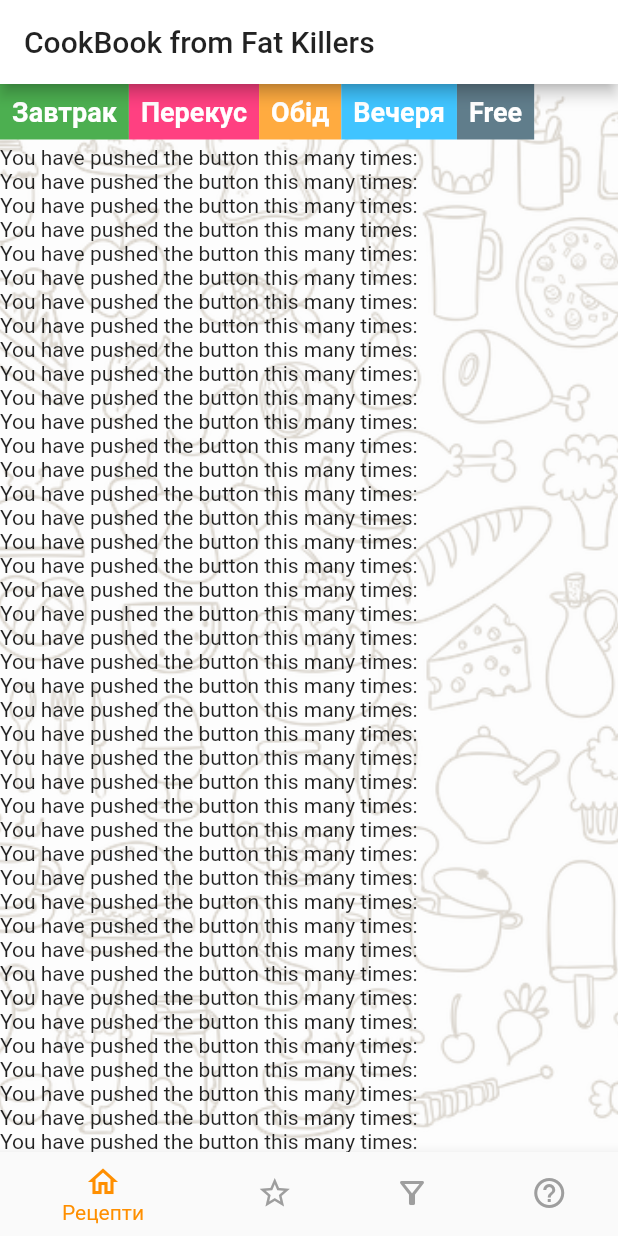
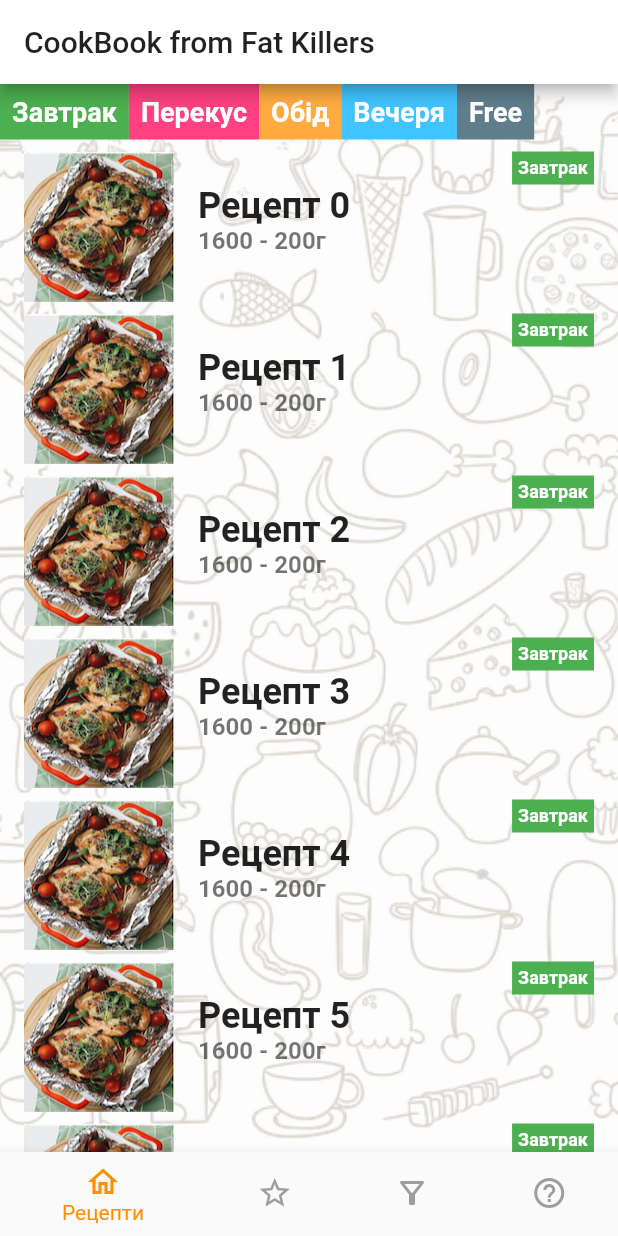
Before and after one commit to PelipetsOlga/CookBookFatKillers, a Flutter app: the screen it shows after launch, on a phone screen of 412 x 824 dp. Run offline on Flutter 3.47's test engine with Material 2 defaults, Android fonts, the phone set to English and light mode, and no system bars.

Commit message:
First UI draft of CookBook

```diff
--- /dev/null
+++ b/lib/stubs.dart
@@ -0,0 +1,25 @@
+import 'dart:math';
+
+import 'package:flutter/material.dart';
+
+final stubEating = ['Завтрак', 'Перекус', 'Обід', 'Вечеря'];
+final stubColorEating = {
+  'Завтрак': Colors.green,
+  'Перекус': Colors.pinkAccent,
+  'Обід': Colors.orangeAccent,
+  'Вечеря': Colors.lightBlueAccent
+};
+
+final foodImages = [
+  'assets/stubs/stub_food_1.png',
+  'assets/stubs/stub_food_2.png',
+  'assets/stubs/stub_food_3.png'
+];
+
+final stubItems = List<String>.generate(10000, (i) => "Рецепт $i");
+
+final stubEatingItems =
+    List<String>.generate(10000, (i) => stubEating[Random().nextInt(4)]);
+
+final stubFoodImages =
+    List<String>.generate(10000, (i) => foodImages[Random().nextInt(3)]);
--- a/lib/widgets/base_widgets.dart
+++ b/lib/widgets/base_widgets.dart
@@ -1,16 +1,19 @@
 import 'package:flutter/cupertino.dart';
 import 'package:flutter/material.dart';
 
-Widget buildEatingTab(String eatingTitle, Color backgroundColor ) {
+import '../stubs.dart';
+
+Widget buildEatingTab(String eatingTitle, Color backgroundColor,
+    {double? padding, double? fontSize}) {
   return DecoratedBox(
     decoration: BoxDecoration(color: backgroundColor),
     child: Padding(
-      padding: const EdgeInsets.all(8.0),
+      padding: EdgeInsets.all(padding ?? 8.0),
       child: Text(
         eatingTitle,
         style: TextStyle(
           color: Colors.white,
-          fontSize: 18,
+          fontSize: fontSize ?? 18,
           fontWeight: FontWeight.bold,
           // backgroundColor: backgroundColor,
         ),
@@ -18,3 +21,54 @@ Widget buildEatingTab(String eatingTitle, Color backgroundColor ) {
     ),
   );
 }
+
+ListTile buildHomeListTile(int index) {
+  return ListTile(
+    title: Row(
+      mainAxisAlignment: MainAxisAlignment.start,
+      crossAxisAlignment: CrossAxisAlignment.start,
+      children: [
+        Padding(
+          padding: const EdgeInsets.only(right: 16.0),
+          child: Image.asset(
+            stubFoodImages[index],
+            width: 100,
+            height: 100,
+          ),
+        ),
+        Expanded(
+          child: Column(
+            mainAxisAlignment: MainAxisAlignment.start,
+            crossAxisAlignment: CrossAxisAlignment.end,
+            children: [
+              buildEatingTab(stubEatingItems[index],
+                  stubColorEating[stubEatingItems[index]]!,
+                  padding: 4, fontSize: 12),
+              Container(
+                width: double.infinity,
+                child: Column(
+                  mainAxisAlignment: MainAxisAlignment.start,
+                  crossAxisAlignment: CrossAxisAlignment.start,
+                  children: [
+                    Text(
+                      stubItems[index],
+                      style:
+                          TextStyle(fontSize: 24, fontWeight: FontWeight.bold),
+                    ),
+                    Text(
+                      '1600 - 200г',
+                      style: TextStyle(
+                          fontSize: 16,
+                          fontWeight: FontWeight.bold,
+                          color: Colors.black54),
+                    ),
+                  ],
+                ),
+              ),
+            ],
+          ),
+        ),
+      ],
+    ),
+  );
+}
--- a/lib/widgets/home_widget.dart
+++ b/lib/widgets/home_widget.dart
@@ -1,9 +1,10 @@
+import 'package:cook_book_fat_killers/stubs.dart';
 import 'package:flutter/material.dart';
 
 import 'base_widgets.dart';
 
 class HomePage extends StatefulWidget {
-  HomePage({Key key, this.title}) : super(key: key);
+  HomePage({required this.title}) : super();
 
   final String title;
 
@@ -42,72 +43,11 @@ class _HomePageState extends State<HomePage> {
           children: <Widget>[
             _getTopTabs(),
             Expanded(
-              child: SingleChildScrollView(
-                child: Column(
-                  children: [
-                    Text('You have pushed the button this many times:'),
-                    Text('You have pushed the button this many times:'),
-                    Text('You have pushed the button this many times:'),
-                    Text('You have pushed the button this many times:'),
-                    Text('You have pushed the button this many times:'),
-                    Text('You have pushed the button this many times:'),
-                    Text('You have pushed the button this many times:'),
-                    Text('You have pushed the button this many times:'),
-                    Text('You have pushed the button this many times:'),
-                    Text('You have pushed the button this many times:'),
-                    Text('You have pushed the button this many times:'),
-                    Text('You have pushed the button this many times:'),
-                    Text('You have pushed the button this many times:'),
-                    Text('You have pushed the button this many times:'),
-                    Text('You have pushed the button this many times:'),
-                    Text('You have pushed the button this many times:'),
-                    Text('You have pushed the button this many times:'),
-                    Text('You have pushed the button this many times:'),
-                    Text('You have pushed the button this many times:'),
-                    Text('You have pushed the button this many times:'),
-                    Text('You have pushed the button this many times:'),
-                    Text('You have pushed the button this many times:'),
-                    Text('You have pushed the button this many times:'),
-                    Text('You have pushed the button this many times:'),
-                    Text('You have pushed the button this many times:'),
-                    Text('You have pushed the button this many times:'),
-                    Text('You have pushed the button this many times:'),
-                    Text('You have pushed the button this many times:'),
-                    Text('You have pushed the button this many times:'),
-                    Text('You have pushed the button this many times:'),
-                    Text('You have pushed the button this many times:'),
-                    Text('You have pushed the button this many times:'),
-                    Text('You have pushed the button this many times:'),
-                    Text('You have pushed the button this many times:'),
-                    Text('You have pushed the button this many times:'),
-                    Text('You have pushed the button this many times:'),
-                    Text('You have pushed the button this many times:'),
-                    Text('You have pushed the button this many times:'),
-                    Text('You have pushed the button this many times:'),
-                    Text('You have pushed the button this many times:'),
-                    Text('You have pushed the button this many times:'),
-                    Text('You have pushed the button this many times:'),
-                    Text('You have pushed the button this many times:'),
-                    Text('You have pushed the button this many times:'),
-                    Text('You have pushed the button this many times:'),
-                    Text('You have pushed the button this many times:'),
-                    Text('You have pushed the button this many times:'),
-                    Text('You have pushed the button this many times:'),
-                    Text('You have pushed the button this many times:'),
-                    Text('You have pushed the button this many times:'),
-                    Text('You have pushed the button this many times:'),
-                    Text('You have pushed the button this many times:'),
-                    Text('You have pushed the button this many times:'),
-                    Text('You have pushed the button this many times:'),
-                    Text('You have pushed the button this many times:'),
-                    Text('You have pushed the button this many times:'),
-                    Text('You have pushed the button this many times:'),
-                    Text('You have pushed the button this many times:'),
-                    Text('You have pushed the button this many times:'),
-                    Text('You have pushed the button this many times:'),
-                    Text('You have pushed the button this many times:'),
-                  ],
-                ),
+              child: ListView.builder(
+                itemCount: stubItems.length,
+                itemBuilder: (context, index) {
+                  return buildHomeListTile(index);
+                },
               ),
             ),
           ],
@@ -117,8 +57,9 @@ class _HomePageState extends State<HomePage> {
     );
   }
 
-  Padding _getTopTabs() {
-    return Padding(
+  Widget _getTopTabs() {
+    return SingleChildScrollView(scrollDirection: Axis.horizontal,
+      child: Padding(
         padding: const EdgeInsets.only(bottom: 4),
         child: Row(
           mainAxisAlignment: MainAxisAlignment.start,
@@ -130,6 +71,7 @@ class _HomePageState extends State<HomePage> {
             buildEatingTab('Вечеря', Colors.lightBlueAccent),
             buildEatingTab('Free', Colors.blueGrey),
           ],
+        ),
       ),
     );
   }
--- a/pubspec.yaml
+++ b/pubspec.yaml
@@ -18,7 +18,7 @@ publish_to: 'none' # Remove this line if you wish to publish to pub.dev
 version: 1.0.0+1
 
 environment:
-  sdk: ">=2.7.0 <3.0.0"
+  sdk: ">=2.12.0 <3.0.0"
 
 dependencies:
   flutter:
@@ -77,3 +77,6 @@ flutter:
 
   assets:
     - assets/base_images/food_background.png
+    - assets/stubs/stub_food_1.png
+    - assets/stubs/stub_food_2.png
+    - assets/stubs/stub_food_3.png
```
Also changed, not shown: assets/stubs/stub_food_1.png (added), assets/stubs/stub_food_2.png (added), assets/stubs/stub_food_3.png (added). Lines whose indentation alone changed are shown as unchanged.
